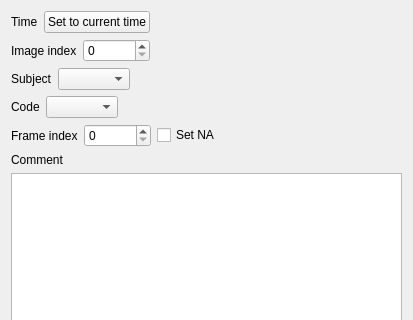
Qt form boris/edit_event.ui (olivierfriard/BORIS) before a commit; both pictures show x 0 to 413 and y 0 to 320 of the 413 by 488 pixel window.
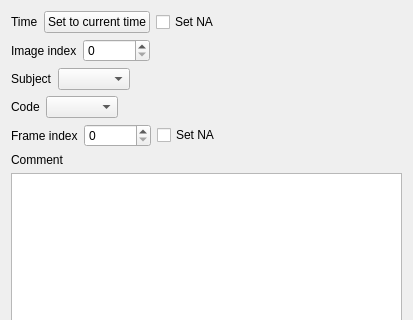
The same form after that commit.

Patch:
```diff
--- a/boris/edit_event.ui
+++ b/boris/edit_event.ui
@@ -32,6 +32,13 @@
          </property>
         </widget>
        </item>
+       <item>
+        <widget class="QCheckBox" name="cb_set_time_na">
+         <property name="text">
+          <string>Set NA</string>
+         </property>
+        </widget>
+       </item>
        <item>
         <spacer name="horizontalSpacer">
          <property name="orientation">
```
